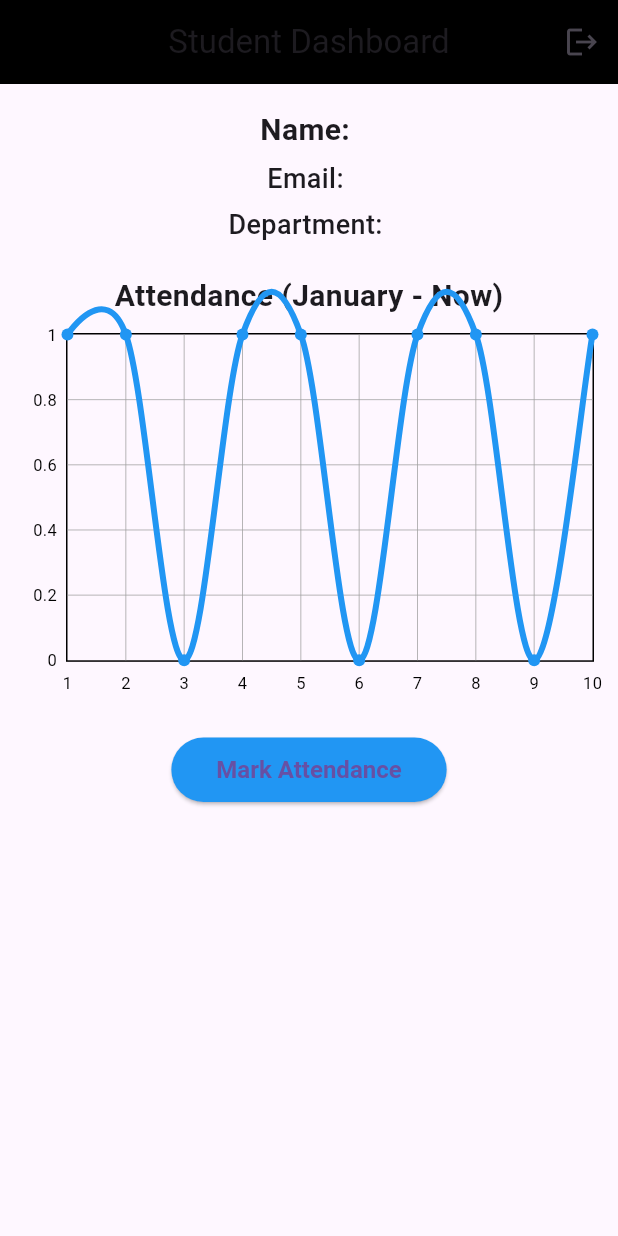
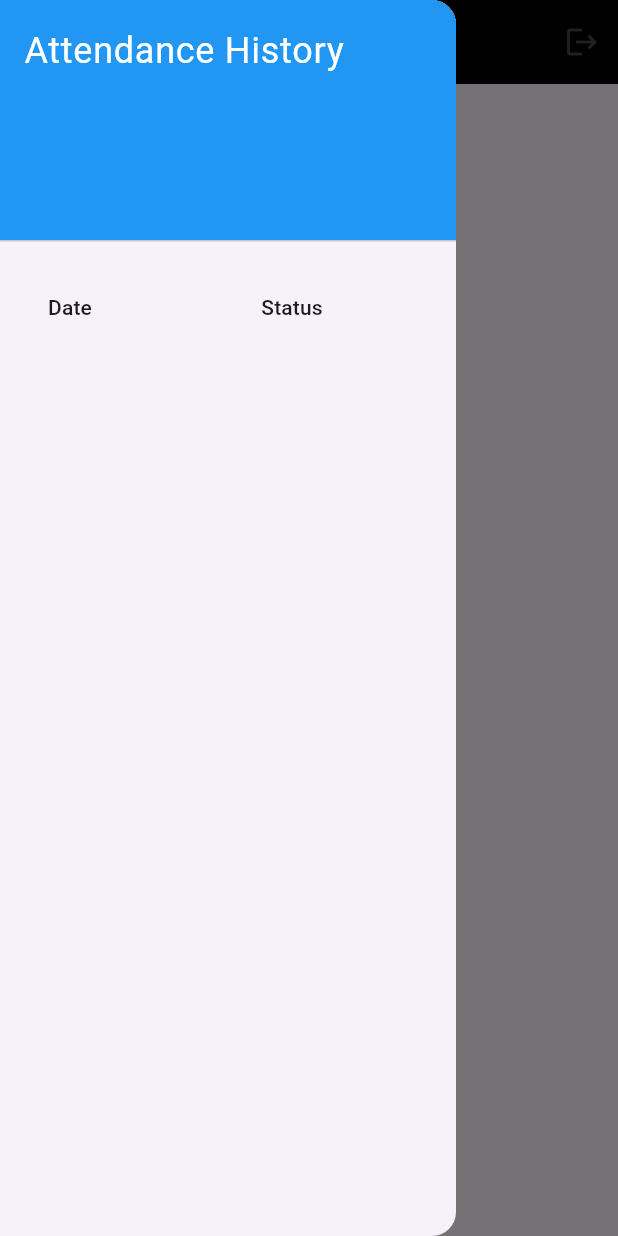
Before and after one commit to pyjoek/finalYear, a Flutter app: the StudentPage screen opened directly, with the side drawer open (before the commit the screen has no drawer), on a phone screen of 412 x 824 dp. Run offline on Flutter 3.47's test engine with Material 3 defaults, Android fonts, the phone set to English and light mode, and no system bars; drawn by our look-alikes of fl_chart; our stand-ins replace flutter_secure_storage, shared_preferences; accounts and stored records are empty; network calls fail.

Commit message:
added the dates to the students

```diff
--- a/lib/student.dart
+++ b/lib/student.dart
@@ -4,7 +4,6 @@ import 'package:finalyear/login.dart';
 import 'package:http/http.dart' as http;
 import 'package:flutter_secure_storage/flutter_secure_storage.dart';
 import 'package:shared_preferences/shared_preferences.dart';
-import 'package:fl_chart/fl_chart.dart';
 
 class StudentPage extends StatefulWidget {
   @override
@@ -16,14 +15,14 @@ class _StudentPageState extends State<StudentPage> {
   String studentName = '';
   String studentEmail = '';
   String department = '';
-  List<FlSpot> attendanceData = [];  // To hold attendance data for the chart
   bool isAttendanceMarked = false;  // To track if attendance is already marked for today
+  List<Map<String, dynamic>> attendanceHistory = []; // To hold attendance data for display
 
   @override
   void initState() {
     super.initState();
     _getUserDetails();
-    _getAttendanceData();  // Fetch attendance data when the page loads
+    _getAttendanceHistory();  // Fetch attendance history when the page loads
   }
 
   // Logout function to clear both SharedPreferences and FlutterSecureStorage
@@ -65,26 +64,63 @@ class _StudentPageState extends State<StudentPage> {
     }
   }
 
-  // Fetch hardcoded attendance data for now
-  _getAttendanceData() async {
-    // Hardcoded data for attendance (1 for Present, 0 for Absent)
-    List<FlSpot> spots = [
-      FlSpot(1, 1),  // Present in January
-      FlSpot(2, 1),  // Present in February
-      FlSpot(3, 0),  // Absent in March
-      FlSpot(4, 1),  // Present in April
-      FlSpot(5, 1),  // Present in May
-      FlSpot(6, 0),  // Absent in June
-      FlSpot(7, 1),  // Present in July
-      FlSpot(8, 1),  // Present in August
-      FlSpot(9, 0),  // Absent in September
-      FlSpot(10, 1), // Present in October
-    ];
+  // Fetch attendance history from the API
+  // _getAttendanceHistory() async {
+  //   String? token = await storage.read(key: 'access_token');
+  //   if (token != null) {
+  //     var response = await http.get(
+  //       Uri.parse('http://127.0.0.1:5000/attendance_history'), // API endpoint for attendance history
+  //       headers: {'Authorization': 'Bearer $token'},
+  //     );
 
-    setState(() {
-      attendanceData = spots;  // Set the attendance data for the chart
-    });
+  //     if (response.statusCode == 200) {
+  //       var data = jsonDecode(response.body);
+  //       setState(() {
+  //         attendanceHistory = List<Map<String, dynamic>>.from(data);
+  //       });
+  //     } else {
+  //       print('Error: ${response.statusCode}');
+  //       ScaffoldMessenger.of(context).showSnackBar(
+  //         SnackBar(content: Text('Failed to load attendance history')),
+  //       );
+  //     }
+  //   }
+  // }
+
+  // Fetch attendance history from the API
+_getAttendanceHistory() async {
+  String? token = await storage.read(key: 'access_token');
+  if (token != null) {
+    var response = await http.get(
+      Uri.parse('http://127.0.0.1:5000/attendance_history'), // API endpoint for attendance history
+      headers: {'Authorization': 'Bearer $token'},
+    );
+
+    if (response.statusCode == 200) {
+      var data = jsonDecode(response.body)['attendance'];
+      print(data);
+
+      // Check if the response is a List and handle it accordingly
+      if (data is List) {
+        setState(() {
+          attendanceHistory = List<Map<String, dynamic>>.from(data);
+        });
+      } else {
+        // Handle unexpected response format
+        print('Error: Expected a List, but got ${data.runtimeType}');
+        ScaffoldMessenger.of(context).showSnackBar(
+          SnackBar(content: Text('Failed to load attendance history')),
+        );
+      }
+    } else {
+      print('Error: ${response.statusCode}');
+      ScaffoldMessenger.of(context).showSnackBar(
+        SnackBar(content: Text('Failed to load attendance history')),
+      );
+    }
   }
+}
+
 
   // Mark attendance for today
   _markAttendance() async {
@@ -112,8 +148,6 @@ class _StudentPageState extends State<StudentPage> {
 
   @override
   Widget build(BuildContext context) {
-    double height = MediaQuery.of(context).size.height;
-
     return Scaffold(
       appBar: AppBar(
         backgroundColor: Colors.black,
@@ -125,6 +159,43 @@ class _StudentPageState extends State<StudentPage> {
             onPressed: () => Logout(context),
           )
         ],
+      ),
+      drawer: Drawer(
+        child: ListView(
+          padding: EdgeInsets.zero,
+          children: [
+            DrawerHeader(
+              decoration: BoxDecoration(
+                color: Colors.blue,
+              ),
+              child: Text(
+                'Attendance History',
+                style: TextStyle(
+                  color: Colors.white,
+                  fontSize: 24,
+                ),
+              ),
+            ),
+            // Attendance table inside the drawer
+            Padding(
+              padding: const EdgeInsets.all(8.0),
+              child: DataTable(
+                columns: const <DataColumn>[
+                  DataColumn(label: Text('Date')),
+                  DataColumn(label: Text('Status')),
+                ],
+                rows: attendanceHistory
+                    .map<DataRow>((attendance) => DataRow(
+                          cells: <DataCell>[
+                            DataCell(Text(attendance['date'] ?? 'N/A')),
+                            DataCell(Text(attendance['status'] == 1 ? 'Present' : 'Absent')),
+                          ],
+                        ))
+                    .toList(),
+              ),
+            ),
+          ],
+        ),
       ),
       body: SingleChildScrollView(  // Wrap the entire body with SingleChildScrollView
         padding: EdgeInsets.all(16.0),
@@ -147,32 +218,6 @@ class _StudentPageState extends State<StudentPage> {
               style: TextStyle(fontSize: 18, fontWeight: FontWeight.w500),
             ),
             SizedBox(height: 20),
-            Text(
-              "Attendance (January - Now)",
-              style: TextStyle(fontSize: 20, fontWeight: FontWeight.bold),
-            ),
-            SizedBox(height: 10),
-            Container(
-              height: height * 0.3,
-              child: LineChart(
-                LineChartData(
-                  lineBarsData: [
-                    LineChartBarData(
-                      spots: attendanceData.isNotEmpty ? attendanceData : [FlSpot(0, 0)],  // Use actual data or default
-                      isCurved: true,
-                      colors: [Colors.blue],
-                      barWidth: 4,
-                      belowBarData: BarAreaData(show: false),
-                    ),
-                  ],
-                  titlesData: FlTitlesData(
-                    leftTitles: SideTitles(showTitles: true),
-                    bottomTitles: SideTitles(showTitles: true),
-                  ),
-                ),
-              ),
-            ),
-            SizedBox(height: 20),
             // Button to mark attendance
             ElevatedButton(
               onPressed: isAttendanceMarked ? null : _markAttendance,  // Disable button if attendance is already marked
```
Also changed, not shown: lib/student copy.dart (deleted, +0 -147 lines), pubspec.lock, 1 other file.
